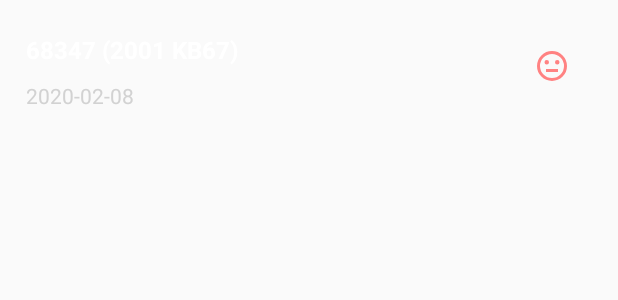
After one commit to ericngg/Asteroid-Radar-App, an Android app: the layout item_asteroid.xml on its own in the app's theme, with its tools: preview values and no code run, on a phone screen of 412 x 824 dp. The commit adds this screen. Shown: the top 300 px of the screen. Run offline under Robolectric (Android 15) with nearby library versions, the phone set to English and light mode, and no system bars.

Commit message:
added recycler view, changed api calls to coroutines TODO: fix potd

```diff
--- a/app/build.gradle
+++ b/app/build.gradle
@@ -61,7 +61,7 @@ dependencies {
 
     implementation "androidx.recyclerview:recyclerview:1.1.0"
 
-    implementation 'com.squareup.picasso:picasso:2.5.2'
+    implementation 'com.squareup.picasso:picasso:2.8'
 
     implementation("androidx.room:room-ktx:2.3.0-alpha01")
     implementation "androidx.room:room-runtime:2.3.0-alpha01"
--- a/app/src/main/java/com/udacity/asteroidradar/Constants.kt
+++ b/app/src/main/java/com/udacity/asteroidradar/Constants.kt
@@ -5,7 +5,6 @@ object Constants {
     const val DEFAULT_END_DATE_DAYS = 7
     const val BASE_URL = "https://api.nasa.gov/"
     const val API_KEY = "9lOt4jN32VIIkEOMbaZAA2hZMasVaQWc7GKtKIa9"
-    const val START_DATE = "2022-08-08"
 
     const val TEST_START_DATE = "2015-09-07"
     const val TEST_END_DATE = "2015-09-08"
--- a/app/src/main/java/com/udacity/asteroidradar/database/AsteroidDatabase.kt
+++ b/app/src/main/java/com/udacity/asteroidradar/database/AsteroidDatabase.kt
@@ -1,13 +1,15 @@
 package com.udacity.asteroidradar.database
 
 import android.content.Context
+import android.graphics.Picture
 import androidx.room.Database
 import androidx.room.Room
 import androidx.room.RoomDatabase
 
-@Database(entities = [Asteroid::class], version = 1, exportSchema = false)
+@Database(entities = [Asteroid::class, PictureOfTheDay::class], version = 1, exportSchema = false)
 abstract class AsteroidDatabase : RoomDatabase() {
     abstract val asteroidDatabaseDao: AsteroidDatabaseDao
+    abstract val pictureOfTheDayDao: PictureOfTheDayDao
 
     companion object {
         private var INSTANCE: AsteroidDatabase? = null
--- a/app/src/main/java/com/udacity/asteroidradar/detail/DetailFragment.kt
+++ b/app/src/main/java/com/udacity/asteroidradar/detail/DetailFragment.kt
@@ -16,7 +16,7 @@ class DetailFragment : Fragment() {
         val binding = FragmentDetailBinding.inflate(inflater)
         binding.lifecycleOwner = this
 
-        val asteroid = DetailFragmentArgs.fromBundle(arguments!!).selectedAsteroid
+        val asteroid = DetailFragmentArgs.fromBundle(requireArguments()).selectedAsteroid
 
         binding.asteroid = asteroid
 
@@ -28,7 +28,7 @@ class DetailFragment : Fragment() {
     }
 
     private fun displayAstronomicalUnitExplanationDialog() {
-        val builder = AlertDialog.Builder(activity!!)
+        val builder = AlertDialog.Builder(requireActivity())
             .setMessage(getString(R.string.astronomica_unit_explanation))
             .setPositiveButton(android.R.string.ok, null)
         builder.create().show()
--- a/app/src/main/res/layout/fragment_main.xml
+++ b/app/src/main/res/layout/fragment_main.xml
@@ -28,6 +28,7 @@
                 android:layout_height="match_parent"
                 android:adjustViewBounds="true"
                 android:scaleType="centerCrop"
+                android:contentDescription=""
                 app:srcCompat="@drawable/placeholder_picture_of_day"/>
 
             <TextView
--- /dev/null
+++ b/app/src/main/res/layout/item_asteroid.xml
@@ -0,0 +1,57 @@
+<?xml version="1.0" encoding="utf-8"?>
+<layout xmlns:android="http://schemas.android.com/apk/res/android"
+    xmlns:app="http://schemas.android.com/apk/res-auto"
+    xmlns:tools="http://schemas.android.com/tools">
+
+    <data>
+        <variable
+            name="asteroid"
+            type="com.udacity.asteroidradar.database.Asteroid" />
+        <variable
+            name="clickListener"
+            type="com.udacity.asteroidradar.main.AsteroidAdapter.AsteroidListener" />
+    </data>
+
+    <androidx.constraintlayout.widget.ConstraintLayout
+        android:layout_width="match_parent"
+        android:layout_height="wrap_content"
+        android:padding="12dp"
+        android:onClick="@{() -> clickListener.onClick(asteroid)}">
+
+        <TextView
+            android:id="@+id/tvName"
+            android:layout_width="wrap_content"
+            android:layout_height="wrap_content"
+            android:layout_marginStart="5dp"
+            android:layout_marginTop="10dp"
+            android:textStyle="bold"
+            android:textSize="16sp"
+            android:textColor="@color/white"
+            app:layout_constraintStart_toStartOf="parent"
+            app:layout_constraintTop_toTopOf="parent"
+            tools:text="68347 (2001 KB67)" />
+
+        <TextView
+            android:id="@+id/tvDate"
+            android:layout_width="wrap_content"
+            android:layout_height="wrap_content"
+            android:layout_marginStart="5dp"
+            android:layout_marginTop="10dp"
+            android:textSize="14sp"
+            android:textColor="@color/text_grey"
+            app:layout_constraintStart_toStartOf="parent"
+            app:layout_constraintTop_toBottomOf="@+id/tvName"
+            tools:text="2020-02-08" />
+
+        <ImageView
+            android:id="@+id/ivHazardous"
+            android:layout_width="wrap_content"
+            android:layout_height="wrap_content"
+            android:layout_marginTop="20dp"
+            android:layout_marginEnd="20dp"
+            app:statusIcon="@{asteroid.potentiallyHazardous}"
+            app:layout_constraintEnd_toEndOf="parent"
+            app:layout_constraintTop_toTopOf="parent"
+            app:srcCompat="@drawable/ic_status_potentially_hazardous" />
+    </androidx.constraintlayout.widget.ConstraintLayout>
+</layout>
--- a/app/src/main/res/values/colors.xml
+++ b/app/src/main/res/values/colors.xml
@@ -7,4 +7,5 @@
     <color name="default_text_color">#FFFFFF</color>
     <color name="text_grey">#D2D2D2</color>
     <color name="potentially_hazardous">#FF8282</color>
+    <color name="white">#FFFFFF</color>
 </resources>
```
Also changed, not shown: app/src/main/java/com/udacity/asteroidradar/BindingAdapters.kt (+10 -0 lines), app/src/main/java/com/udacity/asteroidradar/api/NasaApiService.kt (+16 -2 lines), app/src/main/java/com/udacity/asteroidradar/database/Asteroid.kt (+15 -0 lines), app/src/main/java/com/udacity/asteroidradar/database/AsteroidDatabaseDao.kt (+5 -5 lines), app/src/main/java/com/udacity/asteroidradar/database/PictureOfTheDay.kt (added, +17 -0 lines), app/src/main/java/com/udacity/asteroidradar/database/PictureOfTheDayDao.kt (added, +19 -0 lines), app/src/main/java/com/udacity/asteroidradar/main/AsteroidAdapter.kt (added, +59 -0 lines), app/src/main/java/com/udacity/asteroidradar/main/MainFragment.kt (+34 -4 lines), app/src/main/java/com/udacity/asteroidradar/main/MainViewModel.kt (+80 -14 lines), app/src/main/java/com/udacity/asteroidradar/main/MainViewModelFactory.kt (added, +16 -0 lines), app/src/main/java/com/udacity/asteroidradar/network/DataTransferObject.kt (added, +30 -0 lines), app/src/main/java/com/udacity/asteroidradar/repository/Repository.kt (added, +69 -0 lines), 2 other files.
